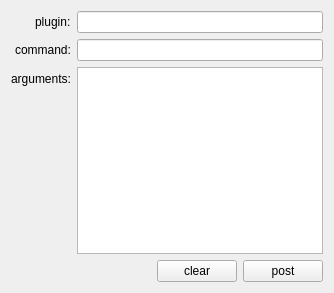
First picture: the form in ningeConsole/Console.ui, repository zb872676223/ningeProject, before the edit.
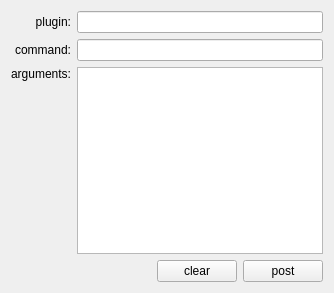
Second picture: the form after the edit.

Commit message: 控制台图形界面更新

Patch:
```diff
--- a/ningeConsole/Console.ui
+++ b/ningeConsole/Console.ui
@@ -13,15 +13,15 @@
   <property name="windowTitle">
    <string>ninge console</string>
   </property>
-  <layout class="QFormLayout" name="formLayout">
-   <property name="labelAlignment">
-    <set>Qt::AlignRight|Qt::AlignTrailing|Qt::AlignVCenter</set>
-   </property>
+  <layout class="QGridLayout" name="gridLayout">
    <item row="0" column="0">
     <widget class="QLabel" name="label">
      <property name="text">
       <string>plugin:</string>
      </property>
+     <property name="alignment">
+      <set>Qt::AlignRight|Qt::AlignTrailing|Qt::AlignVCenter</set>
+     </property>
     </widget>
    </item>
    <item row="0" column="1">
@@ -32,6 +32,9 @@
      <property name="text">
       <string>command:</string>
      </property>
+     <property name="alignment">
+      <set>Qt::AlignRight|Qt::AlignTrailing|Qt::AlignVCenter</set>
+     </property>
     </widget>
    </item>
    <item row="1" column="1">
@@ -42,6 +45,9 @@
      <property name="text">
       <string>arguments:</string>
      </property>
+     <property name="alignment">
+      <set>Qt::AlignRight|Qt::AlignTop|Qt::AlignTrailing</set>
+     </property>
     </widget>
    </item>
    <item row="2" column="1">
```
Left out of the diff: 2 changed lines with no effect on the pictures.
